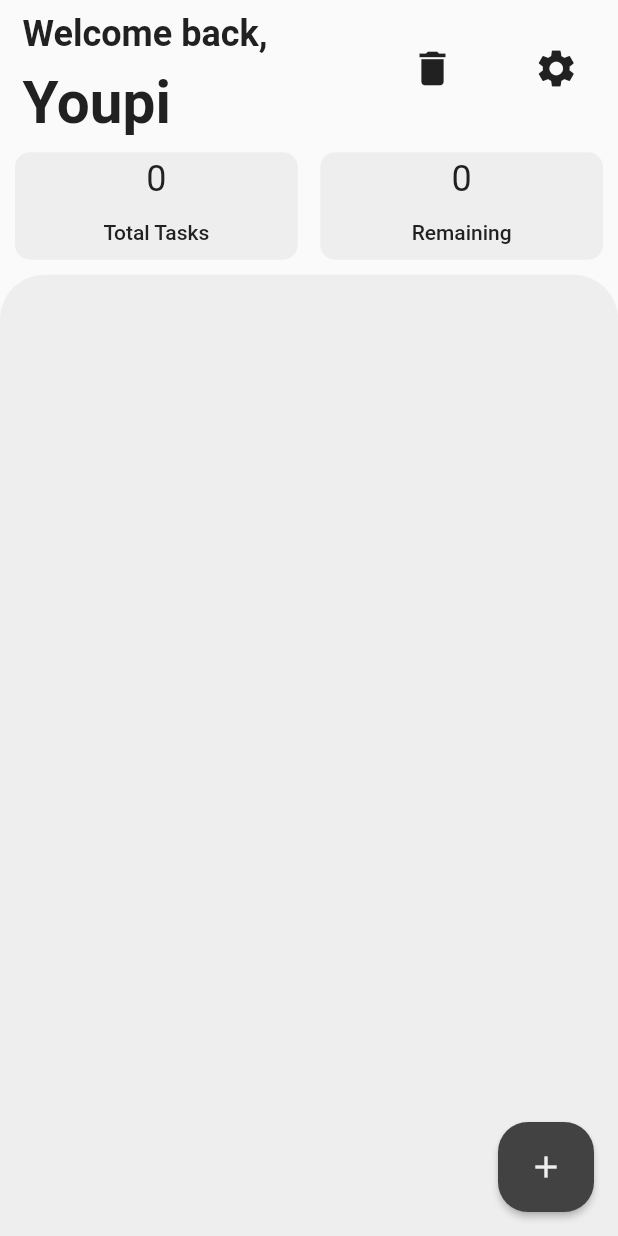
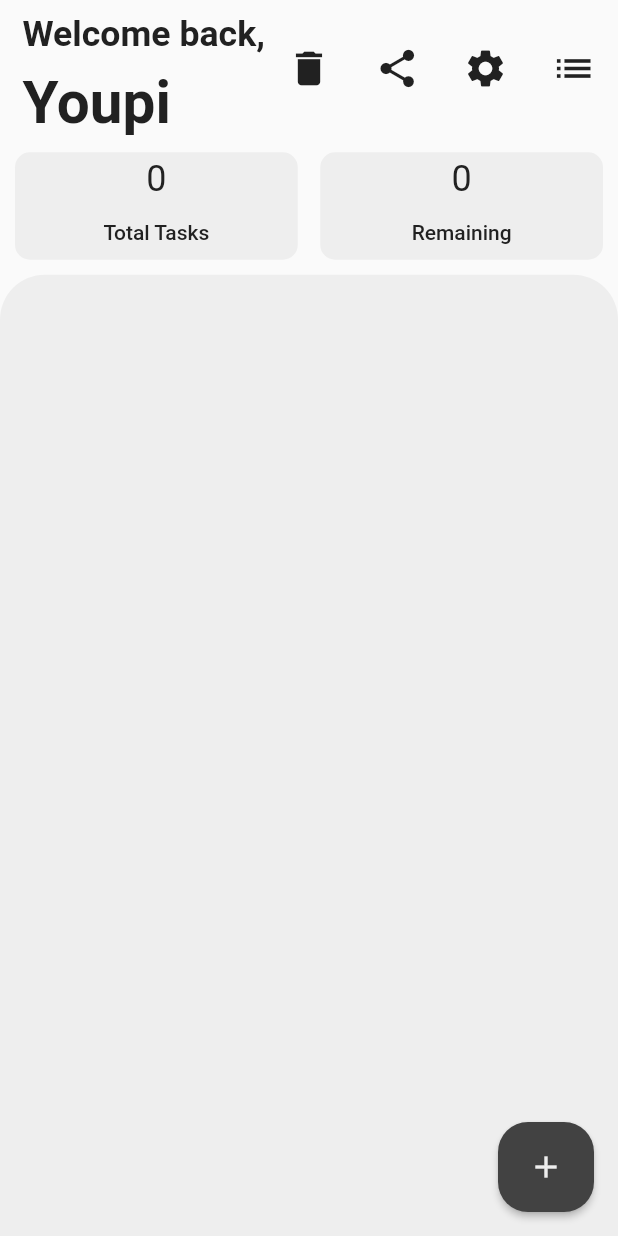
Before and after one commit to sinaxyxx/todolist, a Flutter app: the screen it shows after launch, on a phone screen of 412 x 824 dp. Run offline on Flutter 3.47's test engine with Material 2 defaults, Android fonts, the phone set to English and light mode, and no system bars; our stand-ins replace share_plus.

Commit message:
shareアイコン、リストアイコン追加

```diff
--- a/lib/view/header_view.dart
+++ b/lib/view/header_view.dart
@@ -2,7 +2,7 @@ import 'package:flutter/material.dart';
 import 'package:list_todo3/brain/const.dart';
 import 'package:list_todo3/view/setting_bottom_sheet_view.dart';
 import 'package:provider/provider.dart';
-
+import 'package:share_plus/share_plus.dart';
 import 'delete_bottom_sheet_view.dart';
 
 class HeaderView extends StatelessWidget {
@@ -73,6 +73,22 @@ class HeaderView extends StatelessWidget {
                   child: SizedBox(
                     height: double.infinity,
                     child: Icon(
+                      Icons.share,
+                      size: 30,
+                      color: viewBrain.clrlvl4,
+                    ),
+                  ),
+                  onTap: () {
+                    viewBrain.createContentsForShare();
+                    Share.share(viewBrain.shareList);
+                  },
+                )),
+            Expanded(
+                flex: 1,
+                child: InkWell(
+                  child: SizedBox(
+                    height: double.infinity,
+                    child: Icon(
                       Icons.settings,
                       size: 30,
                       color: viewBrain.clrlvl4,
@@ -83,6 +99,21 @@ class HeaderView extends StatelessWidget {
                         SettingBottomSheetView(), context);
                   },
                 )),
+            Expanded(
+                flex: 1,
+                child: InkWell(
+                  child: SizedBox(
+                    height: double.infinity,
+                    child: Icon(
+                      Icons.list,
+                      size: 30,
+                      color: viewBrain.clrlvl4,
+                    ),
+                  ),
+                  onTap: () {
+                    list_sort.dart();
+                  },
+                )),
           ],
         );
       },
```
